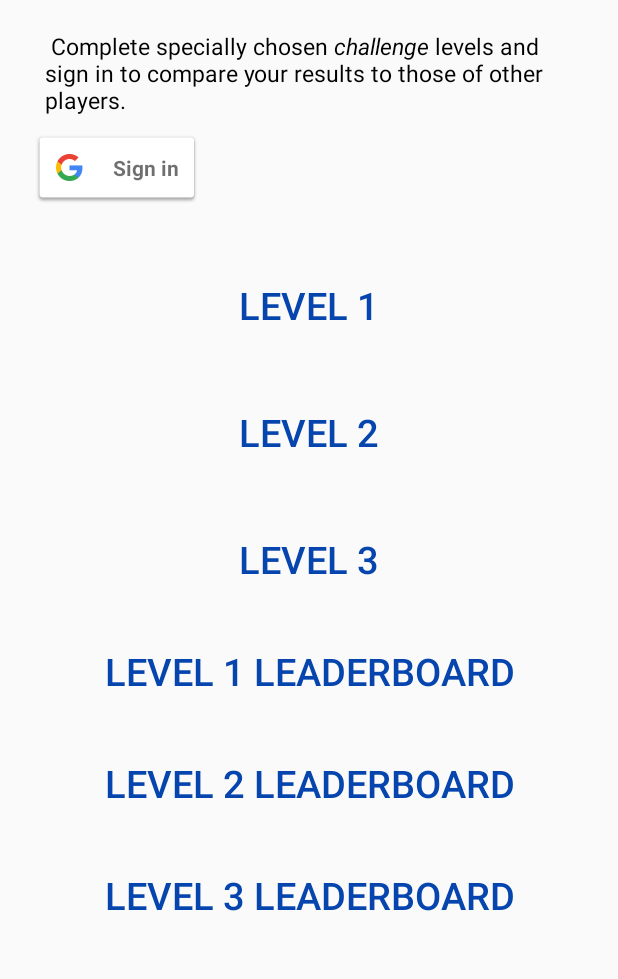
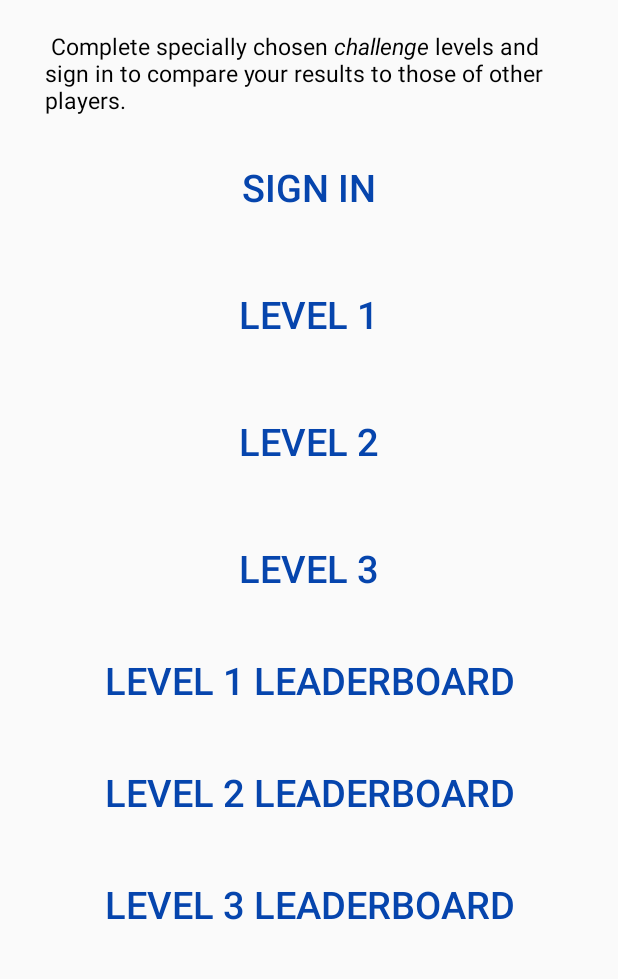
Before and after one commit to anstkras/WikiClicks, an Android app: the ChallengesActivity screen opened directly, with no data from a screen before it, on a phone screen of 412 x 824 dp, the part 116-1095 px from its top. Run offline under Robolectric (Android 15) with nearby library versions, the light colour scheme and no system bars.

Commit message:
button fix ui

```diff
--- a/app/src/main/java/ru/hse/wikiclicks/activities/ChallengesActivity.java
+++ b/app/src/main/java/ru/hse/wikiclicks/activities/ChallengesActivity.java
@@ -27,7 +27,7 @@ public class ChallengesActivity extends AppCompatActivity {
     public final static int LEVEL2 = 2;
     public final static int LEVEL3 = 3;
     public final static String LEVEL_KEY = "level";
-    private SignInButton signInButton;
+    private Button signInButton;
     private Button signOutButton;
     private static final int RC_SIGN_IN = 1;
     private GoogleSignInClient googleSignInClient;
--- a/app/src/main/res/layout/activity_challenges.xml
+++ b/app/src/main/res/layout/activity_challenges.xml
@@ -32,12 +32,17 @@
             android:textColor="@color/colorPlainText"
             android:textSize="15sp" />
 
-        <com.google.android.gms.common.SignInButton
+        <Button
+            android:id="@+id/sign_in_button"
+            style="@style/Widget.AppCompat.Button.Borderless.Colored"
 
-            style="@style/Widget.AppCompat.Button.Borderless.Colored"
-            android:id="@+id/sign_in_button"
-            android:layout_width="wrap_content"
-            android:layout_height="wrap_content" />
+            android:layout_width="match_parent"
+            android:layout_height="wrap_content"
+            android:layout_marginTop="20dp"
+
+            android:text="@string/sign_in"
+            android:textColor="@color/colorInitial"
+            android:textSize="25sp" />
 
         <Button
             android:id="@+id/sign_out_button"
--- a/app/src/main/res/values/strings.xml
+++ b/app/src/main/res/values/strings.xml
@@ -33,6 +33,7 @@
     <string name="show_steps">Show steps</string>
     <string name="bookmarks">Bookmarks</string>
     <string name="sign_out">Sign out</string>
+    <string name="sign_in">Sign in</string>
     <string name="challenges">Challenges</string>
     <string name="level_1">Level 1</string>
     <string name="level_2">Level 2</string>
```
